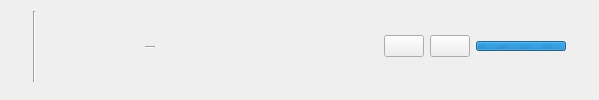
Before: the Qt Designer form src/views/song.ui in Didiloy/spotwrap, drawn with Qt 5.
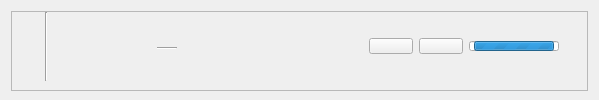
After: the same form once the commit is applied. Icons and pictures are not drawn.

The edit to the form file:
```diff
--- a/src/views/song.ui
+++ b/src/views/song.ui
@@ -27,7 +27,7 @@
   </property>
   <layout class="QHBoxLayout" name="horizontalLayout">
    <item>
-    <widget class="QWidget" name="widget_2" native="true">
+    <widget class="QFrame" name="frame_2">
      <property name="sizePolicy">
       <sizepolicy hsizetype="Expanding" vsizetype="Fixed">
        <horstretch>0</horstretch>
@@ -40,10 +40,25 @@
        <height>80</height>
       </size>
      </property>
+     <property name="styleSheet">
+      <string notr="true">padding: 0px 5px; margin-bottom: 0px;</string>
+     </property>
+     <property name="frameShape">
+      <enum>QFrame::Shape::StyledPanel</enum>
+     </property>
+     <property name="frameShadow">
+      <enum>QFrame::Shadow::Sunken</enum>
+     </property>
      <layout class="QHBoxLayout" name="horizontalLayout_2">
+      <property name="leftMargin">
+       <number>0</number>
+      </property>
       <property name="topMargin">
        <number>0</number>
       </property>
+      <property name="rightMargin">
+       <number>0</number>
+      </property>
       <item>
        <widget class="QLabel" name="labelTrackNumber">
         <property name="sizePolicy">
@@ -52,6 +67,9 @@
           <verstretch>0</verstretch>
          </sizepolicy>
         </property>
+        <property name="styleSheet">
+         <string notr="true">margin-left: 5px;</string>
+        </property>
         <property name="text">
          <string/>
         </property>
```
Left out of the diff: 12 changed lines with no effect on the pictures.
